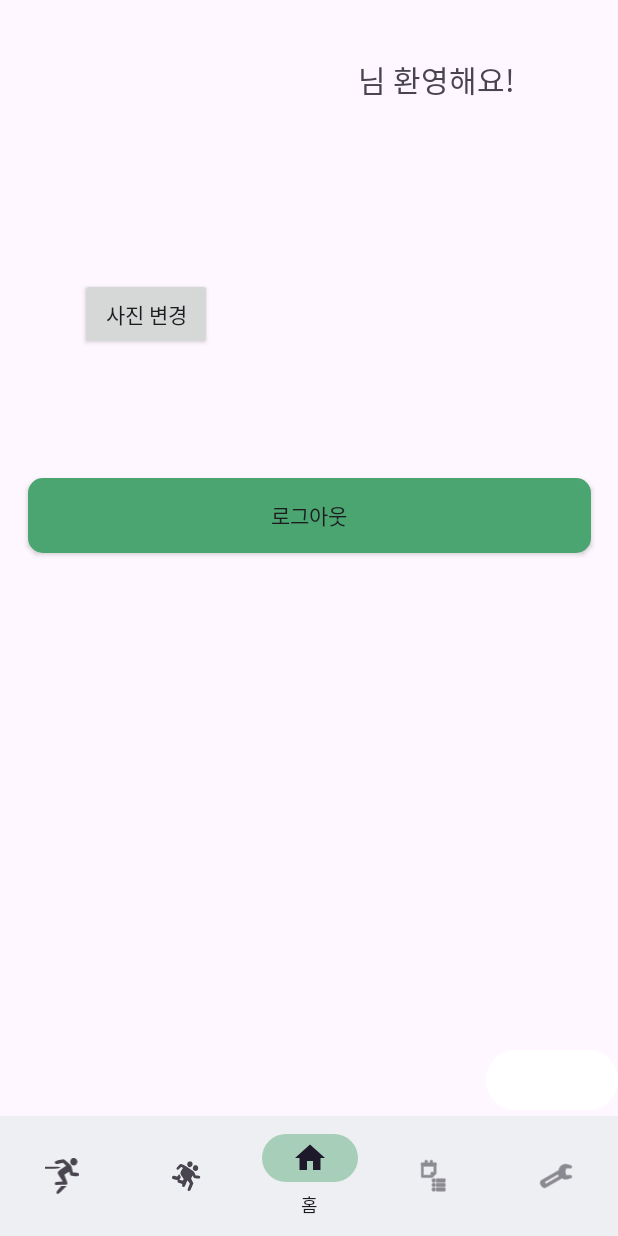
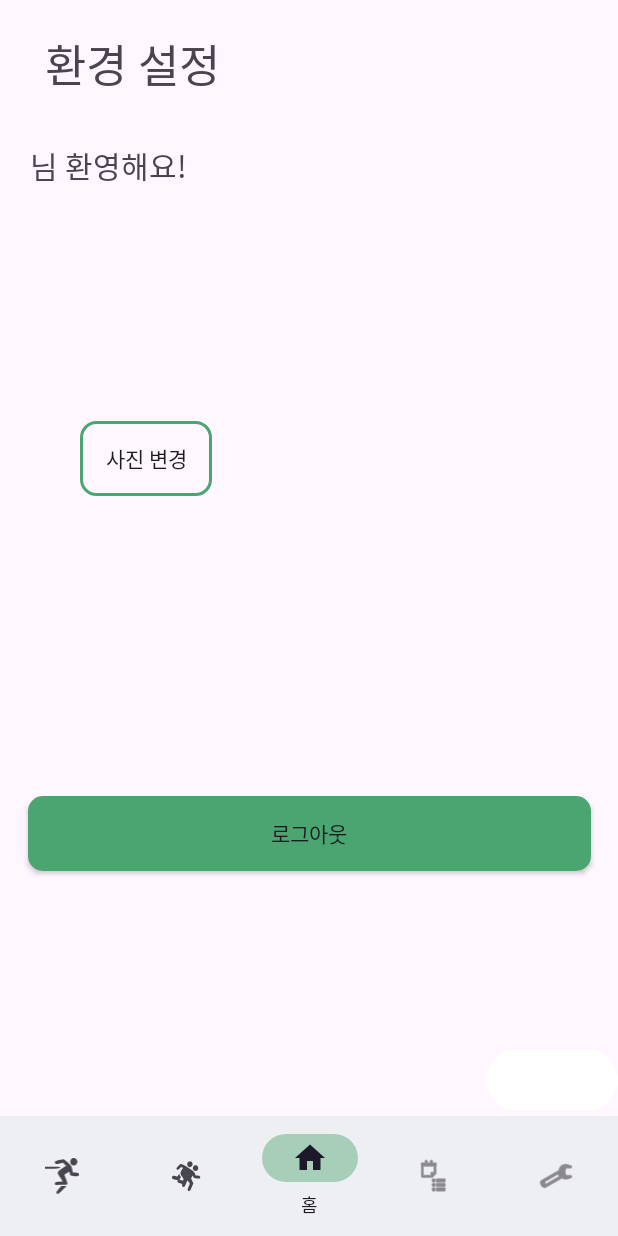
Before and after one commit to snuhcs-course/swpp-2023-project-team-12, an Android app: the UserSettingFragment screen opened through its navigation route, item 3 of the bottom bar chosen, on a phone screen of 412 x 824 dp. Run offline under Robolectric (Android 15) with nearby library versions, the phone set to English and light mode, and no system bars; our stand-ins replace CircleImageView, navigation-ui; network calls fail; pictures from the network do not load; 1 statement that could not run was skipped.

Commit message:
Styling: UserSettingFragment

```diff
--- a/android/RunUsAndroid/app/build.gradle
+++ b/android/RunUsAndroid/app/build.gradle
@@ -60,6 +60,7 @@ dependencies {
     implementation 'org.tensorflow:tensorflow-lite:2.13.0'
     implementation 'org.tensorflow:tensorflow-lite-support:0.4.4'
     implementation "androidx.work:work-runtime:2.8.1"
+    implementation 'de.hdodenhof:circleimageview:3.1.0'
 
     testImplementation 'junit:junit:4.13.2'
     testImplementation 'androidx.test.ext:junit:1.1.5'
--- /dev/null
+++ b/android/RunUsAndroid/app/src/main/res/drawable/round_strokegreen_shape.xml
@@ -0,0 +1,7 @@
+<?xml version="1.0" encoding="utf-8"?>
+<shape xmlns:android="http://schemas.android.com/apk/res/android">
+    <solid android:color="#00000000"/> <!-- 투명 배경 -->
+    <stroke android:width="2dp" android:color="#4AA570"/> <!-- 외곽선 색상 -->
+    <size android:width="50dp" android:height="50dp"/>
+    <corners android:radius="10dp" />
+</shape>
--- a/android/RunUsAndroid/app/src/main/res/layout/fragment_user_setting.xml
+++ b/android/RunUsAndroid/app/src/main/res/layout/fragment_user_setting.xml
@@ -6,27 +6,37 @@
     android:layout_height="match_parent"
     tools:context=".ui.user_setting.UserSettingFragment">
 
-    <ImageView
-        android:id="@+id/profileImage"
-        android:layout_width="150dp"
-        android:layout_height="150dp"
-        android:layout_margin="20dp"
-        app:layout_constraintBottom_toTopOf="@+id/changeProfileImageButton"
-        app:layout_constraintStart_toStartOf="parent"
+    <TextView
+        android:id="@+id/UserSettingTitle"
+        android:layout_width="wrap_content"
+        android:layout_height="wrap_content"
+        android:fontFamily="@font/pretendardextrablod"
+        android:padding="10dp"
+        android:text="환경 설정"
+        android:textSize="30sp"
+        app:layout_constraintBottom_toTopOf="@id/TextUserName"
+        app:layout_constraintLeft_toLeftOf="@id/TextUserName"
         app:layout_constraintTop_toTopOf="parent" />
 
     <TextView
         android:id="@+id/TextUserName"
         android:layout_width="wrap_content"
         android:layout_height="wrap_content"
-        android:layout_marginStart="8dp"
-        android:layout_marginTop="8dp"
-        android:layout_marginEnd="8dp"
+        android:layout_margin="20dp"
+        android:text="Welcome"
         android:textAlignment="center"
         android:textSize="20sp"
-        app:layout_constraintEnd_toEndOf="parent"
-        app:layout_constraintStart_toEndOf="@id/profileImage"
-        app:layout_constraintTop_toTopOf="@id/profileImage" />
+        app:layout_constraintStart_toStartOf="parent"
+        app:layout_constraintTop_toBottomOf="@id/UserSettingTitle" />
+
+    <de.hdodenhof.circleimageview.CircleImageView
+        android:id="@+id/profileImage"
+        android:layout_width="150dp"
+        android:layout_height="150dp"
+        app:layout_constraintBottom_toTopOf="@+id/changeProfileImageButton"
+        app:layout_constraintStart_toStartOf="@id/TextUserName"
+        app:layout_constraintTop_toBottomOf="@id/TextUserName" />
+
 
     <androidx.appcompat.widget.AppCompatButton
         android:id="@+id/changeProfileImageButton"
@@ -34,6 +44,7 @@
         android:layout_height="wrap_content"
         android:layout_marginLeft="33dp"
         android:layout_marginTop="5dp"
+        android:background="@drawable/round_strokegreen_shape"
         android:text="사진 변경"
         app:layout_constraintLeft_toLeftOf="@id/profileImage"
         app:layout_constraintTop_toBottomOf="@id/profileImage" />
@@ -42,7 +53,7 @@
         android:id="@+id/LogoutBtn"
         android:layout_width="375dp"
         android:layout_height="wrap_content"
-        android:layout_marginTop="85dp"
+        android:layout_marginTop="200dp"
         android:background="@drawable/round_shape_green"
         android:fontFamily="@font/pretendardregular"
         android:text="로그아웃"
```
